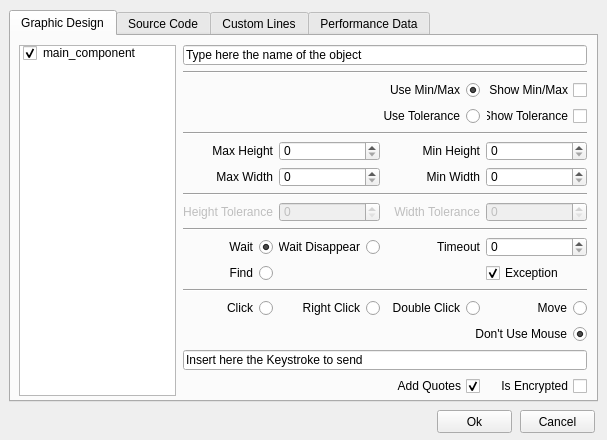
alyvix/alyvix, file alyvix/extra/robotide/qt_ui/alyvix_rect_finder_properties_view.ui: the form before one commit.
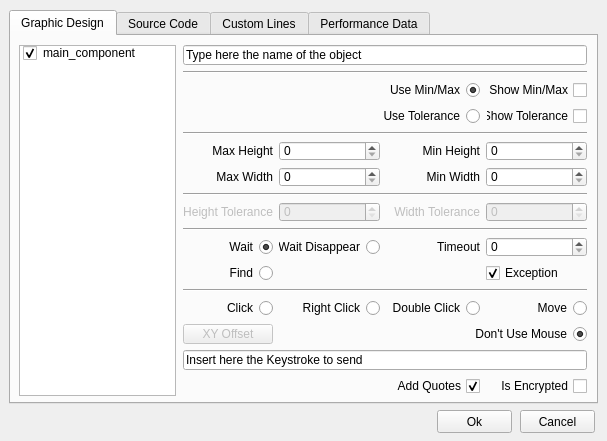
The form after the commit.

Commit message: set mouse xy offset

```diff
--- a/alyvix/extra/robotide/qt_ui/alyvix_rect_finder_properties_view.ui
+++ b/alyvix/extra/robotide/qt_ui/alyvix_rect_finder_properties_view.ui
@@ -7,7 +7,7 @@
     <x>0</x>
     <y>0</y>
     <width>607</width>
-    <height>440</height>
+    <height>441</height>
    </rect>
   </property>
   <property name="windowTitle">
@@ -19,7 +19,7 @@
      <x>9</x>
      <y>10</y>
      <width>589</width>
-     <height>392</height>
+     <height>394</height>
     </rect>
    </property>
    <property name="currentIndex">
@@ -432,6 +432,16 @@
          </property>
         </widget>
        </item>
+       <item row="14" column="0">
+        <widget class="QPushButton" name="pushButtonXYoffset">
+         <property name="enabled">
+          <bool>false</bool>
+         </property>
+         <property name="text">
+          <string>XY Offset</string>
+         </property>
+        </widget>
+       </item>
       </layout>
      </widget>
     </widget>
```
Left out of the diff: 10 changed lines with no effect on the pictures. The commit also changes 8 other files.
